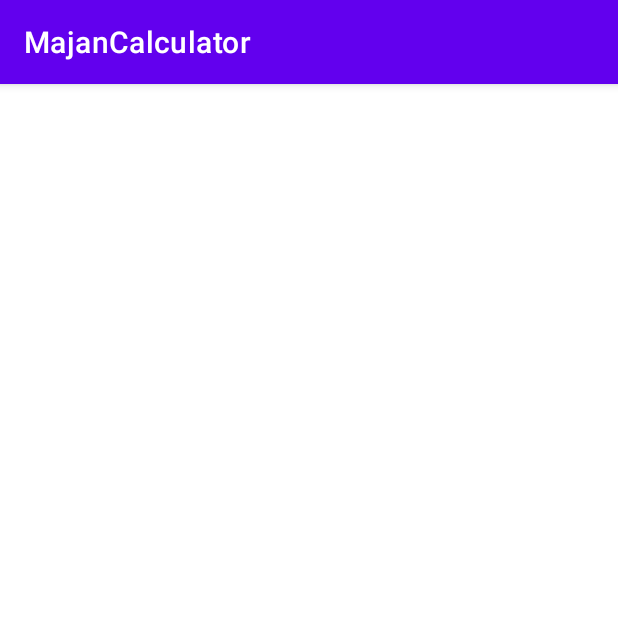
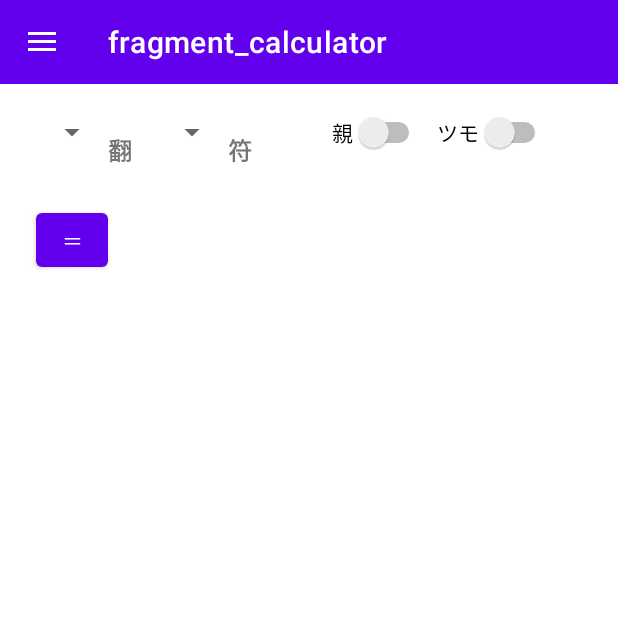
Before and after one commit to 17043003/MajanCalculator, an Android app: the screen it shows after launch (MainActivity), on a phone screen of 412 x 824 dp, the top half of it. Run offline under Robolectric (Android 15) with nearby library versions, the phone set to English and light mode, and no system bars; our stand-ins replace Dagger/Hilt's generated code, data binding, navigation-ui; network calls fail; 2 statements that could not run were skipped.

Commit message:
add navigation drawer to fragment transition.

```diff
--- a/app/build.gradle
+++ b/app/build.gradle
@@ -38,6 +38,7 @@ android {
     namespace 'com.ishzk.android.majancalculator'
 
     buildFeatures {
+        viewBinding true
         dataBinding true
     }
 }
--- a/app/src/main/java/com/ishzk/android/majancalculator/MainActivity.kt
+++ b/app/src/main/java/com/ishzk/android/majancalculator/MainActivity.kt
@@ -4,7 +4,13 @@ import androidx.appcompat.app.AppCompatActivity
 import android.os.Bundle
 import android.util.Log
 import androidx.activity.viewModels
+import androidx.appcompat.app.ActionBarDrawerToggle
 import androidx.lifecycle.lifecycleScope
+import androidx.navigation.fragment.NavHostFragment
+import androidx.navigation.ui.AppBarConfiguration
+import androidx.navigation.ui.setupActionBarWithNavController
+import androidx.navigation.ui.setupWithNavController
+import com.ishzk.android.majancalculator.databinding.ActivityMainBinding
 import com.ishzk.android.majancalculator.domain.PointRequestData
 import com.ishzk.android.majancalculator.domain.PointViewModel
 import com.ishzk.android.majancalculator.domain.TileKinds
@@ -14,12 +20,18 @@ import kotlinx.coroutines.withContext
 
 @AndroidEntryPoint
 class MainActivity : AppCompatActivity() {
+    private lateinit var binding: ActivityMainBinding
 
     private val viewModel: PointViewModel by viewModels()
 
     override fun onCreate(savedInstanceState: Bundle?) {
         super.onCreate(savedInstanceState)
-        setContentView(R.layout.activity_main)
+
+        binding = ActivityMainBinding.inflate(layoutInflater)
+        setContentView(binding.root)
+
+        setSupportActionBar(binding.mainToolbar)
+        setDrawerMenu()
 
         lifecycleScope.launchWhenStarted {
             withContext(Dispatchers.IO) {
@@ -37,6 +49,19 @@ class MainActivity : AppCompatActivity() {
         }
     }
 
+    // Setting navigation drawer to fragment transition.
+    private fun setDrawerMenu(){
+        val toggle = ActionBarDrawerToggle(
+            this, binding.root, binding.mainToolbar, R.string.app_name, R.string.app_name)
+        binding.root.addDrawerListener(toggle)
+        toggle.syncState()
+
+        val navController = (supportFragmentManager.findFragmentById(R.id.fragmentContainerView) as NavHostFragment).navController
+        val appBarConfiguration = AppBarConfiguration(navController.graph, binding.root)
+        binding.mainNavView.setupWithNavController(navController)
+        setupActionBarWithNavController(navController, appBarConfiguration)
+    }
+
     companion object {
         const val TAG = "MainActivity"
     }
--- a/app/src/main/res/layout/activity_main.xml
+++ b/app/src/main/res/layout/activity_main.xml
@@ -1,11 +1,25 @@
 <?xml version="1.0" encoding="utf-8"?>
-<androidx.constraintlayout.widget.ConstraintLayout xmlns:android="http://schemas.android.com/apk/res/android"
+<androidx.drawerlayout.widget.DrawerLayout xmlns:android="http://schemas.android.com/apk/res/android"
     xmlns:app="http://schemas.android.com/apk/res-auto"
     xmlns:tools="http://schemas.android.com/tools"
     android:layout_width="match_parent"
     android:layout_height="match_parent"
     tools:context=".MainActivity">
 
+    <androidx.constraintlayout.widget.ConstraintLayout
+        android:layout_width="match_parent"
+        android:layout_height="match_parent">
+
+        <com.google.android.material.appbar.MaterialToolbar
+            android:id="@+id/mainToolbar"
+            android:layout_width="match_parent"
+            android:layout_height="wrap_content"
+            android:background="?attr/colorPrimary"
+            android:minHeight="?attr/actionBarSize"
+            android:theme="?attr/actionBarTheme"
+            app:layout_constraintEnd_toEndOf="parent"
+            app:layout_constraintStart_toStartOf="parent"
+            app:layout_constraintTop_toTopOf="@+id/fragmentContainerView" />
 
         <androidx.fragment.app.FragmentContainerView
             android:id="@+id/fragmentContainerView"
@@ -19,3 +33,12 @@
             app:layout_constraintTop_toTopOf="parent"
             app:navGraph="@navigation/navigation_main" />
     </androidx.constraintlayout.widget.ConstraintLayout>
+
+    <com.google.android.material.navigation.NavigationView
+        android:id="@+id/mainNavView"
+        android:layout_width="wrap_content"
+        android:layout_height="match_parent"
+        android:layout_gravity="start"
+        android:fitsSystemWindows="true"
+        app:menu="@menu/menu_main_drawer" />
+</androidx.drawerlayout.widget.DrawerLayout>
--- /dev/null
+++ b/app/src/main/res/menu/menu_main_drawer.xml
@@ -0,0 +1,7 @@
+<?xml version="1.0" encoding="utf-8"?>
+<menu xmlns:android="http://schemas.android.com/apk/res/android">
+
+    <item
+        android:id="@+id/calculatorFragment"
+        android:title="@string/menu_calculate_item" />
+</menu>
--- a/app/src/main/res/values-night/themes.xml
+++ b/app/src/main/res/values-night/themes.xml
@@ -12,5 +12,7 @@
         <!-- Status bar color. -->
         <item name="android:statusBarColor" tools:targetApi="l">?attr/colorPrimaryVariant</item>
         <!-- Customize your theme here. -->
+        <item name="windowActionBar">false</item>
+        <item name="windowNoTitle">true</item>
     </style>
 </resources>
--- a/app/src/main/res/values/strings.xml
+++ b/app/src/main/res/values/strings.xml
@@ -9,4 +9,5 @@
     <string name="tsumo_switch">ツモ</string>
     <string name="child_switch" />
     <string name="ron_switch">ロン</string>
+    <string name="menu_calculate_item">点数計算</string>
 </resources>
--- a/app/src/main/res/values/themes.xml
+++ b/app/src/main/res/values/themes.xml
@@ -12,5 +12,7 @@
         <!-- Status bar color. -->
         <item name="android:statusBarColor" tools:targetApi="l">?attr/colorPrimaryVariant</item>
         <!-- Customize your theme here. -->
+        <item name="windowActionBar">false</item>
+        <item name="windowNoTitle">true</item>
     </style>
 </resources>
```
Lines whose indentation alone changed are shown as unchanged.
